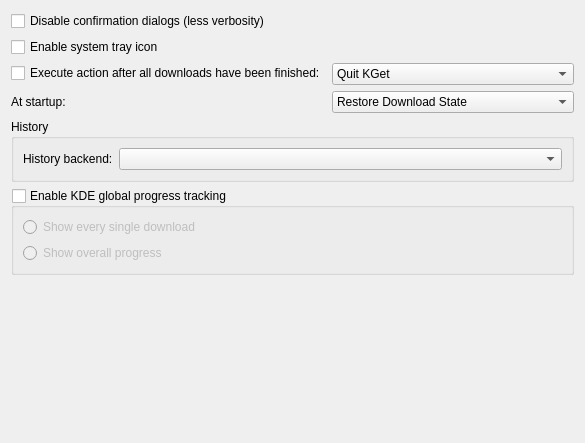
First picture: the form in conf/dlgadvanced.ui, repository KDE/kget, before the edit.
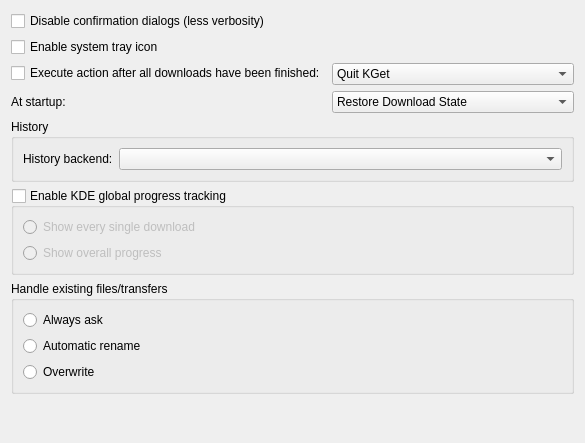
Second picture: the form after the edit. Custom widgets are drawn as their Qt base class.

Commit message:
Adds option to download files without a prompt if they exist already.
The files can be either overwritten or automatically renamed.
BUG:130272

Diff of the .ui file:
```diff
--- a/conf/dlgadvanced.ui
+++ b/conf/dlgadvanced.ui
@@ -119,6 +119,36 @@
      </layout>
     </widget>
    </item>
+   <item>
+    <widget class="QGroupBox" name="groupBox_2">
+     <property name="title">
+      <string>Handle existing files/transfers</string>
+     </property>
+     <layout class="QVBoxLayout" name="verticalLayout_2">
+      <item>
+       <widget class="QRadioButton" name="kcfg_FilesAlwaysAsk">
+        <property name="text">
+         <string>Always ask</string>
+        </property>
+       </widget>
+      </item>
+      <item>
+       <widget class="QRadioButton" name="kcfg_FilesAutomaticRename">
+        <property name="text">
+         <string>Automatic rename</string>
+        </property>
+       </widget>
+      </item>
+      <item>
+       <widget class="QRadioButton" name="kcfg_FilesOverwrite">
+        <property name="text">
+         <string>Overwrite</string>
+        </property>
+       </widget>
+      </item>
+     </layout>
+    </widget>
+   </item>
    <item>
     <spacer>
      <property name="orientation">
```
The commit also changes 2 other files.
